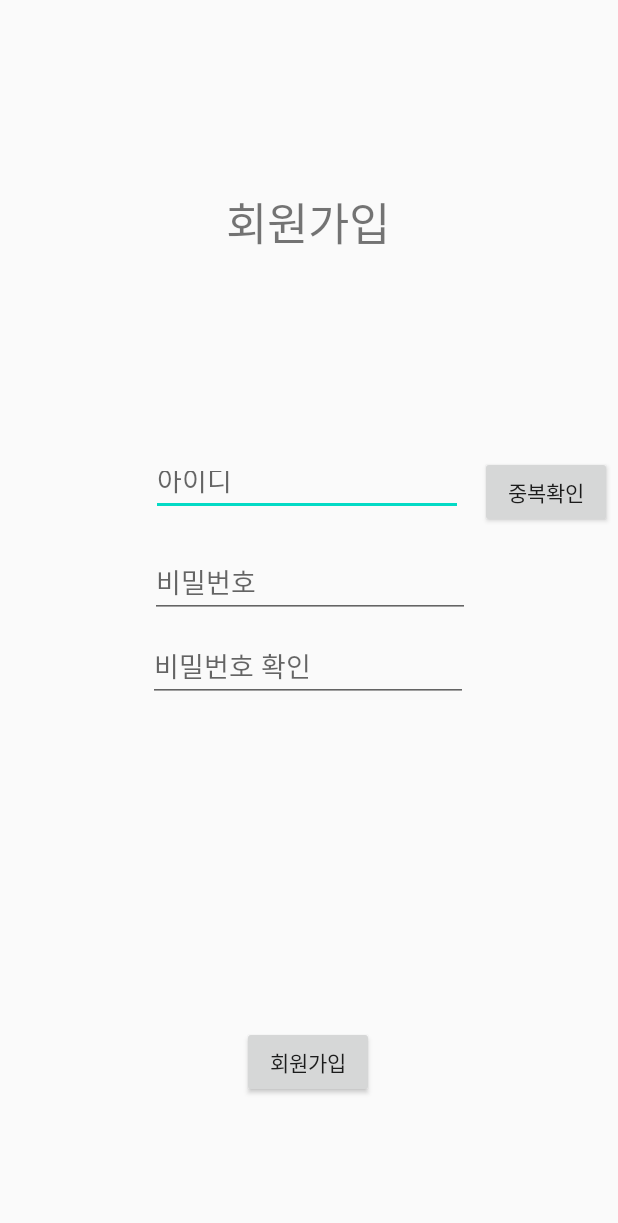
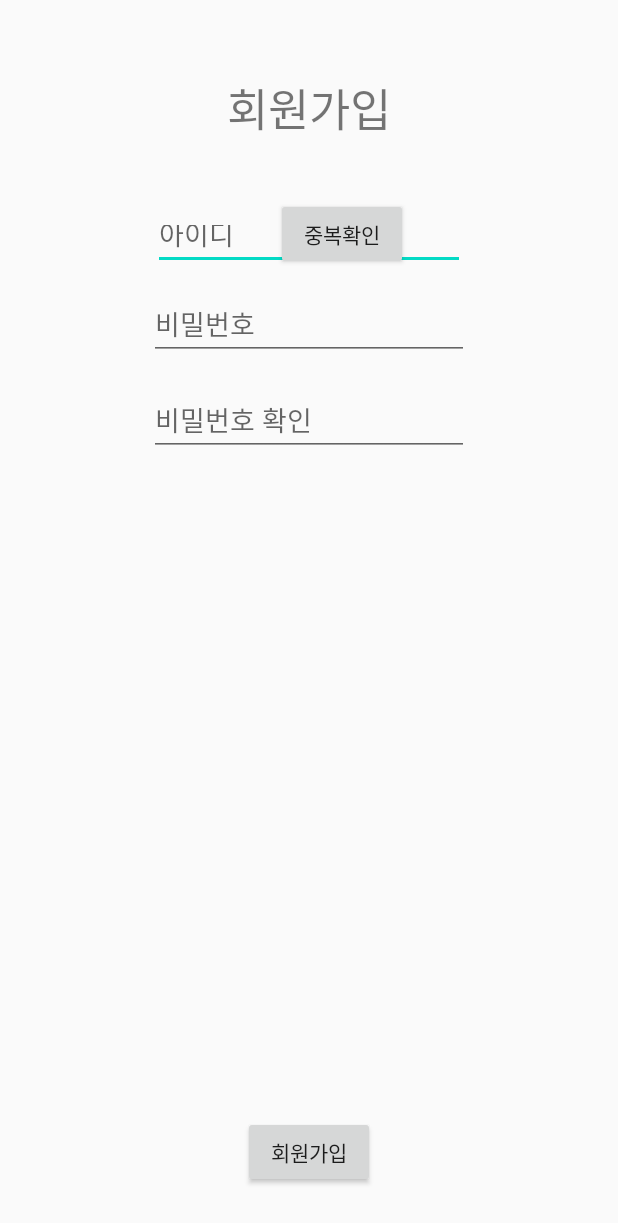
Before and after one commit to Choichanguk/Hackerton, an Android app: the layout activity_register.xml on its own in the app's theme, with its tools: preview values and no code run, on a phone screen of 412 x 824 dp. Shown: the top 1223 px of the screen. Run offline under Robolectric (Android 15) with nearby library versions, the phone set to English and light mode, and no system bars.

Commit message:
레이아웃 가로모드, 노 액션바 적용

```diff
--- a/app/src/main/java/com/example/hackerton/MediaRecordDemo2.java
+++ b/app/src/main/java/com/example/hackerton/MediaRecordDemo2.java
@@ -1,5 +1,7 @@
 package com.example.hackerton;
 
+import android.media.AudioFormat;
+import android.media.AudioRecord;
 import android.media.MediaRecorder;
 import android.os.Bundle;
 import android.os.Handler;
@@ -9,7 +11,7 @@ import android.widget.TextView;
 import androidx.appcompat.app.AppCompatActivity;
 
 public class MediaRecordDemo2 extends AppCompatActivity{
-
+    Double Max_DB = 0.0;
 
     TextView mStatusView;
     MediaRecorder mRecorder;
@@ -105,7 +107,10 @@ public class MediaRecordDemo2 extends AppCompatActivity{
     }
 
     public void updateTv(){
-        mStatusView.setText(Double.toString((getAmplitudeEMA())) + " dB");
+        if(Max_DB < getAmplitudeEMA()){
+            Max_DB = getAmplitudeEMA();
+            mStatusView.setText(Double.toString(Max_DB) + " dB");
+        }
 
     }
     public double soundDb(double ampl){
@@ -124,5 +129,4 @@ public class MediaRecordDemo2 extends AppCompatActivity{
         return mEMA;
     }
 
-
 }
--- a/app/src/main/res/layout/activity_register.xml
+++ b/app/src/main/res/layout/activity_register.xml
@@ -11,12 +11,12 @@
         android:id="@+id/textView4"
         android:layout_width="192dp"
         android:layout_height="72dp"
-        android:layout_marginTop="112dp"
+        android:layout_marginTop="36dp"
         android:gravity="center"
         android:text="회원가입"
         android:textSize="30sp"
         app:layout_constraintEnd_toEndOf="parent"
-        app:layout_constraintHorizontal_bias="0.497"
+        app:layout_constraintHorizontal_bias="0.499"
         app:layout_constraintStart_toStartOf="parent"
         app:layout_constraintTop_toTopOf="parent" />
 
@@ -24,12 +24,12 @@
         android:id="@+id/register_id"
         android:layout_width="208dp"
         android:layout_height="40dp"
-        android:layout_marginTop="304dp"
+        android:layout_marginTop="140dp"
         android:ems="10"
         android:hint="아이디"
         android:inputType="textPersonName"
         app:layout_constraintEnd_toEndOf="parent"
-        app:layout_constraintHorizontal_bias="0.492"
+        app:layout_constraintHorizontal_bias="0.499"
         app:layout_constraintStart_toStartOf="parent"
         app:layout_constraintTop_toTopOf="parent" />
 
@@ -37,12 +37,12 @@
         android:id="@+id/password"
         android:layout_width="wrap_content"
         android:layout_height="wrap_content"
-        android:layout_marginTop="364dp"
+        android:layout_marginTop="192dp"
         android:ems="10"
         android:hint="비밀번호"
         android:inputType="textPassword"
         app:layout_constraintEnd_toEndOf="parent"
-        app:layout_constraintHorizontal_bias="0.502"
+        app:layout_constraintHorizontal_bias="0.499"
         app:layout_constraintStart_toStartOf="parent"
         app:layout_constraintTop_toTopOf="parent" />
 
@@ -50,12 +50,11 @@
         android:id="@+id/password_re"
         android:layout_width="wrap_content"
         android:layout_height="wrap_content"
-        android:layout_marginTop="420dp"
+        android:layout_marginTop="256dp"
         android:ems="10"
         android:hint="비밀번호 확인"
         android:inputType="textPassword"
         app:layout_constraintEnd_toEndOf="parent"
-        app:layout_constraintHorizontal_bias="0.497"
         app:layout_constraintStart_toStartOf="parent"
         app:layout_constraintTop_toTopOf="parent" />
 
@@ -63,25 +62,25 @@
         android:id="@+id/register"
         android:layout_width="wrap_content"
         android:layout_height="wrap_content"
-        android:layout_marginBottom="92dp"
+        android:layout_marginBottom="32dp"
         android:text="회원가입"
         app:layout_constraintBottom_toBottomOf="parent"
         app:layout_constraintEnd_toEndOf="parent"
-        app:layout_constraintHorizontal_bias="0.498"
+        app:layout_constraintHorizontal_bias="0.499"
         app:layout_constraintStart_toStartOf="parent"
-        app:layout_constraintTop_toBottomOf="@+id/editTextTextPassword3"
+
         app:layout_constraintVertical_bias="0.0" />
 
     <Button
         android:id="@+id/certificate_duple"
         android:layout_width="wrap_content"
         android:layout_height="wrap_content"
-        android:layout_marginTop="304dp"
-        android:layout_marginEnd="4dp"
-        android:layout_marginRight="4dp"
+        android:layout_marginTop="132dp"
+        android:layout_marginEnd="140dp"
+        android:layout_marginRight="140dp"
         android:text="중복확인"
         app:layout_constraintEnd_toEndOf="parent"
         app:layout_constraintHorizontal_bias="0.0"
-        app:layout_constraintStart_toEndOf="@+id/editTextTextPersonName2"
+
         app:layout_constraintTop_toTopOf="parent" />
 </androidx.constraintlayout.widget.ConstraintLayout>
--- a/app/src/main/res/layout/mediarecorddemo2.xml
+++ b/app/src/main/res/layout/mediarecorddemo2.xml
@@ -16,6 +16,7 @@
 
         android:text="hello"
 
+        android:textSize="40dp"
         />
 
     <ImageView
--- a/app/src/main/res/values/styles.xml
+++ b/app/src/main/res/values/styles.xml
@@ -1,10 +1,12 @@
 <resources>
     <!-- Base application theme. -->
-    <style name="AppTheme" parent="Theme.AppCompat.Light.DarkActionBar">
+    <style name="AppTheme" parent="Theme.AppCompat.Light.NoActionBar">
         <!-- Customize your theme here. -->
         <item name="colorPrimary">@color/colorPrimary</item>
         <item name="colorPrimaryDark">@color/colorPrimaryDark</item>
         <item name="colorAccent">@color/colorAccent</item>
     </style>
 
+
+
 </resources>
```
Also changed, not shown: app/src/main/AndroidManifest.xml (+15 -7 lines), app/src/main/res/layout/activity_login.xml (+10 -11 lines).
